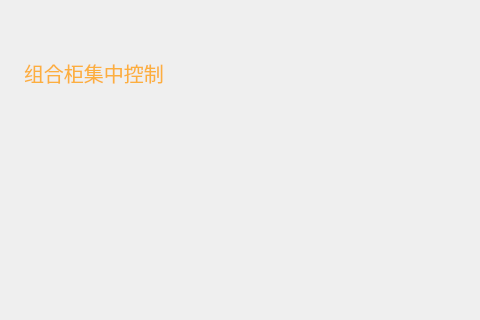
Above: Window/Page/modularairpage.ui from caosq/ChickenFarm before the change; both pictures show x 0 to 480 and y 0 to 320 of the 920 by 633 pixel window. Below: the same form after it.
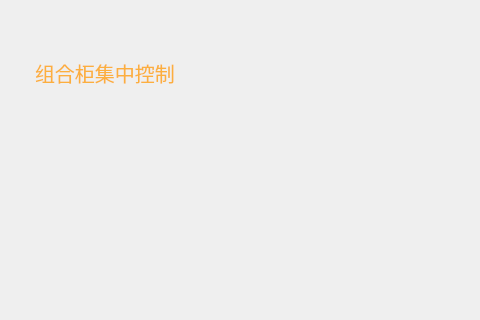
That is the form after the change. Icons and pictures are not drawn.

What changed in the file:
```diff
--- a/Window/Page/modularairpage.ui
+++ b/Window/Page/modularairpage.ui
@@ -434,7 +434,7 @@
   <widget class="QLabel" name="label">
    <property name="geometry">
     <rect>
-     <x>24</x>
+     <x>35</x>
      <y>60</y>
      <width>153</width>
      <height>25</height>
```
